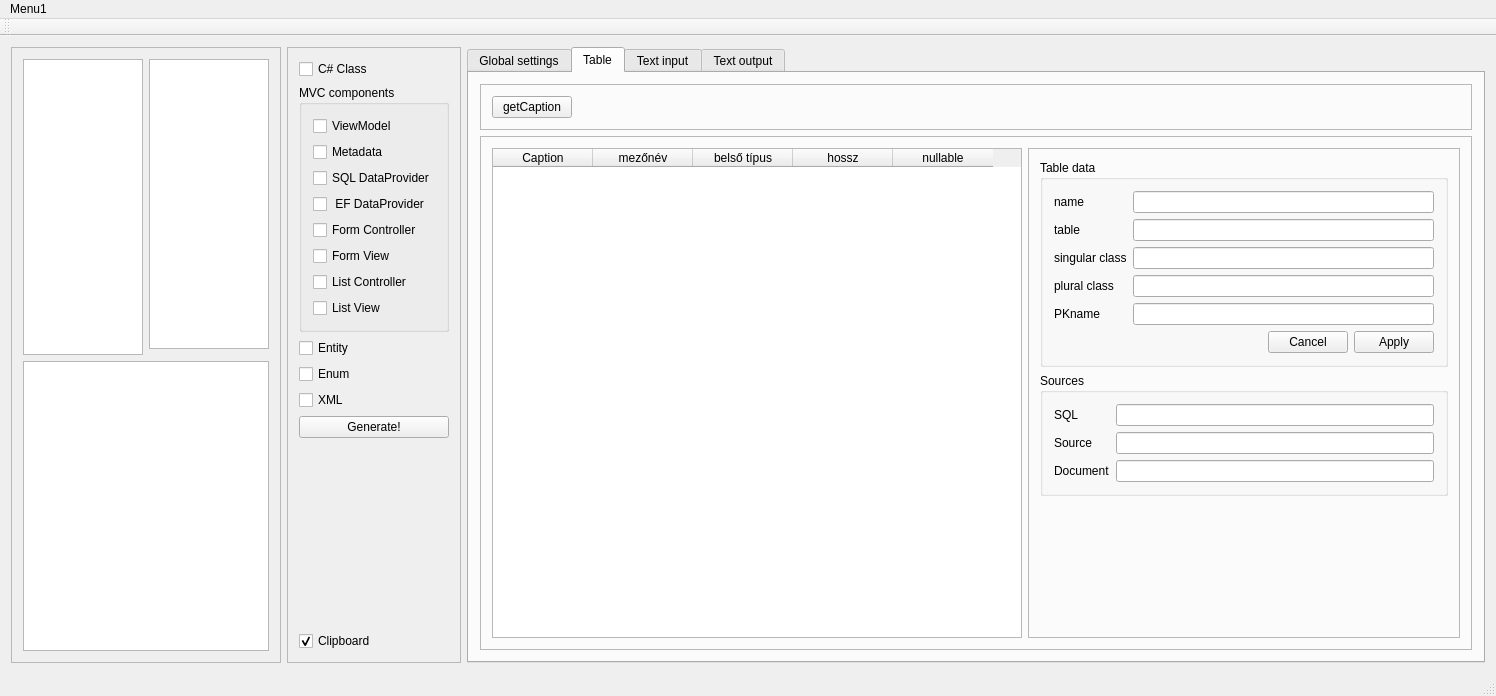
First picture: the form in retek2.ui, repository horvathzoltan/retek2, before the edit.
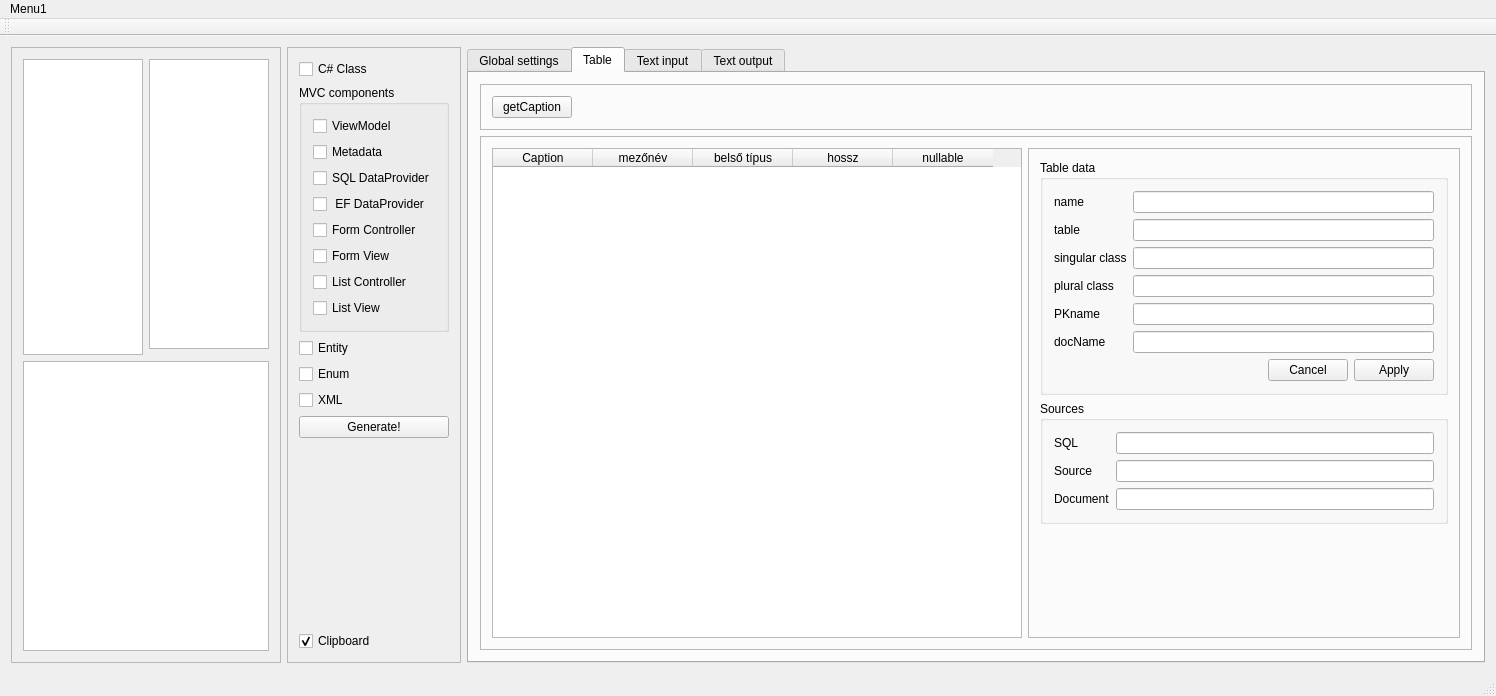
Second picture: the form after the edit. The open tabs and pages were chosen to show the change. Icons and pictures are not drawn.

Patch:
```diff
--- a/retek2.ui
+++ b/retek2.ui
@@ -1268,7 +1268,7 @@
                  <item row="3" column="1">
                   <widget class="QLineEdit" name="lineEdit_class_name_plural"/>
                  </item>
-                 <item row="5" column="1">
+                 <item row="6" column="1">
                   <widget class="QDialogButtonBox" name="buttonBox_tableNames">
                    <property name="standardButtons">
                     <set>QDialogButtonBox::Apply|QDialogButtonBox::Cancel</set>
@@ -1285,6 +1285,16 @@
                  <item row="4" column="1">
                   <widget class="QLineEdit" name="lineEdit_pkname"/>
                  </item>
+                 <item row="5" column="1">
+                  <widget class="QLineEdit" name="lineEdit_docName"/>
+                 </item>
+                 <item row="5" column="0">
+                  <widget class="QLabel" name="label_4">
+                   <property name="text">
+                    <string>docName</string>
+                   </property>
+                  </widget>
+                 </item>
                 </layout>
                </widget>
               </item>
```
Left out of the diff: 2 changed lines with no effect on the pictures.
